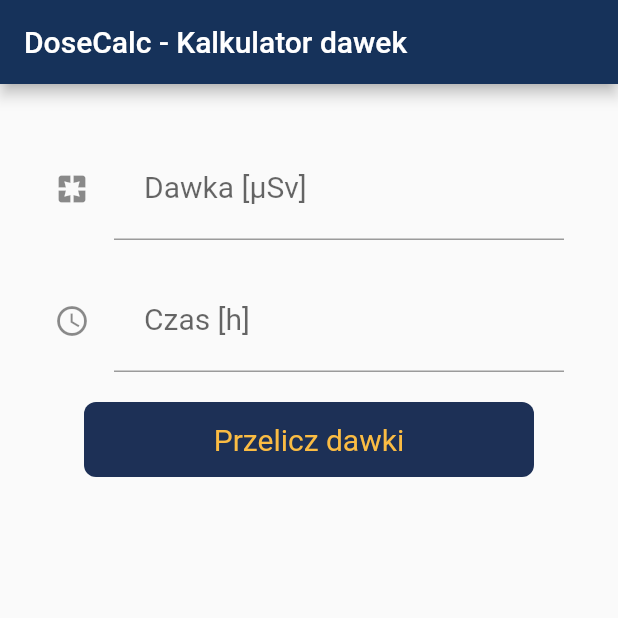
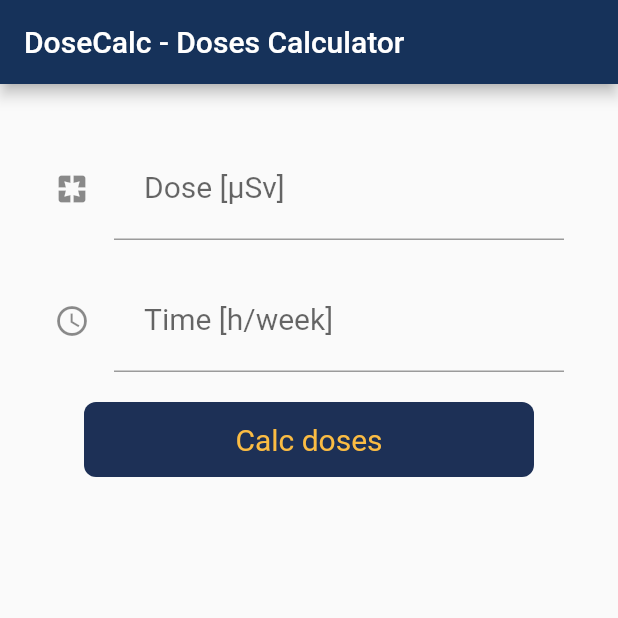
Before and after one commit to quqlock/dosecalc, a Flutter app: the screen it shows after launch, on a phone screen of 412 x 824 dp, the top half of it. Run offline on Flutter 3.47's test engine with Material 2 defaults, Android fonts, the phone set to English and light mode, and no system bars; our stand-ins replace bloc, flutter_bloc, share.

Commit message:
alpha with langs

```diff
--- a/i18n/en.json
+++ b/i18n/en.json
@@ -1,16 +1,18 @@
 {
-  "title": "DoseCalc - Doses Calculator",
+  "appTitle": "DoseCalc - Doses Calculator",
   "inputDose" : "Dose [μSv]",
   "inputDoseHint": "Enter dose in μSv",
   "inputTime" : "Time [h/week]",
   "inputTimeHint": "Work time [h/week]",
   "buttonCalc": "Calc doses",
+  "resultHours": "[h/week]",
   "resultDose": "Dose",
   "resultTime": "Time",
   "resultDoseWeek": "Dose per week",
   "resultDoseMonth": "Dose per month",
   "resultDoseQuarter": "Dose per quarter",
   "resultDoseYear": "Dose per year",
-  "resultShare": "Share",
-  "buttonNewCalc": "New calculation"
+  "resultShare": "Share results",
+  "buttonNewCalc": "New calculation",
+  "linkText": "DoseCalc for Android"
 }
--- a/i18n/pl.json
+++ b/i18n/pl.json
@@ -1,16 +1,18 @@
 {
-  "title": "DoseCalc - Kalkulator dawek",
+  "appTitle": "DoseCalc - Kalkulator dawek",
   "inputDose" : "Dawka [μSv]",
   "inputDoseHint": "Podaj dawkę w μSv",
   "inputTime" : "Czas [h/tydz]",
   "inputTimeHint": "Czas pracy w h/tydz",
   "buttonCalc": "Przelicz dawki",
+  "resultHours": "[h/tydz]",
   "resultDose": "Dawka",
   "resultTime": "Czas",
   "resultDoseWeek": "Dawka na tydzień",
-  "resultDoseMonth": "Dawka na tydzień",
-  "resultDoseQuarter": "Dawka na tydzień",
-  "resultDoseYear": "Dawka na tydzień",
-  "resultShare": "Udostępnij",
-  "buttonNewCalc": "Nowa kalkulacja"
+  "resultDoseMonth": "Dawka na miesiąc",
+  "resultDoseQuarter": "Dawka na kwartał",
+  "resultDoseYear": "Dawka na rok",
+  "resultShare": "Udostępnij wyniki",
+  "buttonNewCalc": "Nowa kalkulacja",
+  "linkText": "DoseCalc na Android"
 }
--- a/lib/app_localizations.dart
+++ b/lib/app_localizations.dart
@@ -4,28 +4,52 @@ import 'package:flutter/material.dart';
 import 'package:flutter/services.dart';
 
 class AppLocalizations {
-  final Locale appLocale;
+  final Locale locale;
 
-  AppLocalizations(this.appLocale);
+  AppLocalizations(this.locale);
 
   static AppLocalizations of(BuildContext context) {
     return Localizations.of<AppLocalizations>(context, AppLocalizations);
   }
 
+  static const LocalizationsDelegate<AppLocalizations> delegate =
+      _AppLocalizationsDelegate();
+
   Map<String, String> _localizedStrings;
 
   Future<bool> load() async {
-    //load JSON file
     String jsonString =
-        await rootBundle.loadString('i18n/${appLocale.languageCode}.json');
+        await rootBundle.loadString('i18n/${locale.languageCode}.json');
     Map<String, dynamic> jsonMap = json.decode(jsonString);
+
     _localizedStrings = jsonMap.map((key, value) {
       return MapEntry(key, value.toString());
     });
+
     return true;
   }
 
-  String translate(String jsonkey) {
-    return _localizedStrings[jsonkey];
+  String translate(String key) {
+    return _localizedStrings[key];
   }
 }
+
+class _AppLocalizationsDelegate
+    extends LocalizationsDelegate<AppLocalizations> {
+  const _AppLocalizationsDelegate();
+
+  @override
+  bool isSupported(Locale locale) {
+    return ['en', 'pl', 'de'].contains(locale.languageCode);
+  }
+
+  @override
+  Future<AppLocalizations> load(Locale locale) async {
+    AppLocalizations localizations = new AppLocalizations(locale);
+    await localizations.load();
+    return localizations;
+  }
+
+  @override
+  bool shouldReload(_AppLocalizationsDelegate old) => false;
+}
--- a/lib/constans.dart
+++ b/lib/constans.dart
@@ -1,11 +1,8 @@
-//constats
-const kTitleApp = 'DoseCalc - Kalkulator dawek';
-
-int kPrimaryColor = 0xff1d3056;
+final int kPrimaryColor = 0xff1d3056;
 
 const kDateTimeWeek = 1;
-const kDateTimeMonth = 13;
-const kDateTimeQuarter = 4;
+const kDateTimeMonth = 4;
+const kDateTimeQuarter = 13;
 const kDateTimeYear = 52;
 
 const kDecimals = 3;
--- a/lib/main.dart
+++ b/lib/main.dart
@@ -1,6 +1,7 @@
 import 'package:flutter/material.dart';
-import 'constans.dart';
-import 'screens/splash_screen.dart';
+import 'package:flutter_localizations/flutter_localizations.dart';
+import './screens/splash_screen.dart';
+import './app_localizations.dart';
 
 void main() {
   runApp(new MaterialApp(home: new HomePage()));
@@ -10,8 +11,27 @@ class HomePage extends StatelessWidget {
   @override
   Widget build(BuildContext context) {
     return MaterialApp(
-      title: kTitleApp,
+      title: 'DoseCalc',
       theme: ThemeData(primaryColor: Color(0xff16325A)),
+      supportedLocales: [
+        Locale('en', 'US'),
+        Locale('de', 'DE'),
+        Locale('pl', 'PL'),
+      ],
+      localizationsDelegates: [
+        AppLocalizations.delegate,
+        GlobalMaterialLocalizations.delegate,
+        GlobalWidgetsLocalizations.delegate,
+      ],
+      localeResolutionCallback: (locale, supportedLocales) {
+        for (var supportedLocale in supportedLocales) {
+          if (supportedLocale.languageCode == locale.languageCode &&
+              supportedLocale.countryCode == locale.countryCode) {
+            return supportedLocale;
+          }
+        }
+        return supportedLocales.first;
+      },
       home: SplashScreen(),
     );
   }
--- a/lib/screens/start_page.dart
+++ b/lib/screens/start_page.dart
@@ -1,8 +1,8 @@
 import 'package:flutter/material.dart';
-import '../constans.dart';
+import '../app_localizations.dart';
 import '../dose_calc.dart';
-import 'result_page.dart';
 import '../widgets/button.dart';
+import './result_page.dart';
 
 class StartPage extends StatefulWidget {
   @override
@@ -19,10 +19,11 @@ class _StartPageState extends State<StartPage> {
       child: Scaffold(
         appBar: AppBar(
           title: Text(
-            kTitleApp,
+            AppLocalizations.of(context).translate('appTitle'),
           ),
         ),
-        body: Center(
+        body: SingleChildScrollView(
+          child: Center(
             child: Container(
               child: Padding(
                 padding: const EdgeInsets.all(36.0),
@@ -33,16 +34,17 @@ class _StartPageState extends State<StartPage> {
                       child: TextFormField(
                         onChanged: (value) {
                           dose = double.parse(value.replaceAll(',', '.'));
-                        print('Dose:  $dose');
                         },
                         keyboardType: TextInputType.number,
                         decoration: InputDecoration(
                           icon: Icon(Icons.pages),
-                        labelText: 'Dawka [μSv]',
+                          labelText: AppLocalizations.of(context)
+                              .translate('inputDose'),
                           labelStyle: TextStyle(fontSize: 20),
                           contentPadding:
                               EdgeInsets.fromLTRB(20.0, 15.0, 20.0, 15.0),
-                        hintText: 'Podaj dawkę w μSv',
+                          hintText: AppLocalizations.of(context)
+                              .translate('inputDoseHint'),
                         ),
                       ),
                     ),
@@ -53,16 +55,17 @@ class _StartPageState extends State<StartPage> {
                       child: TextFormField(
                         onChanged: (value) {
                           time = double.parse(value.replaceAll(',', '.'));
-                        print('Time:  $time');
                         },
                         keyboardType: TextInputType.number,
                         decoration: InputDecoration(
                           icon: Icon(Icons.access_time),
-                        labelText: 'Czas [h]',
+                          labelText: AppLocalizations.of(context)
+                              .translate('inputTime'),
                           labelStyle: TextStyle(fontSize: 20),
                           contentPadding:
                               EdgeInsets.fromLTRB(20.0, 15.0, 20.0, 15.0),
-                        hintText: 'Podaj czas pracy w h / tydzień',
+                          hintText: AppLocalizations.of(context)
+                              .translate('inputTimeHint'),
                         ),
                       ),
                     ),
@@ -77,17 +80,22 @@ class _StartPageState extends State<StartPage> {
                             context,
                             MaterialPageRoute(
                               builder: (context) => ResultPage(
-                              resultText: calc.getDose(),
                                 resultDose: dose,
                                 resultTime: time,
+                                resultDoseWeek: calc.getDoseWeek(),
+                                resultDoseMonth: calc.getDouseMonth(),
+                                resultDoseQuarter: calc.getDoseQuarter(),
+                                resultDoseYear: calc.getDoseYear(),
                               ),
                             ),
                           );
                         }
                       },
-                    child: Button('Przelicz dawki'),
+                      child: Button(
+                          AppLocalizations.of(context).translate('buttonCalc')),
                     ),
                   ],
+                ),
               ),
             ),
           ),
```
Also changed, not shown: i18n/de.json (+5 -3 lines), lib/dose_calc.dart (+48 -29 lines), lib/screens/result_page.dart (+78 -6 lines), pubspec.yaml (+6 -1 lines), pubspec.lock. Lines whose indentation alone changed are shown as unchanged.
